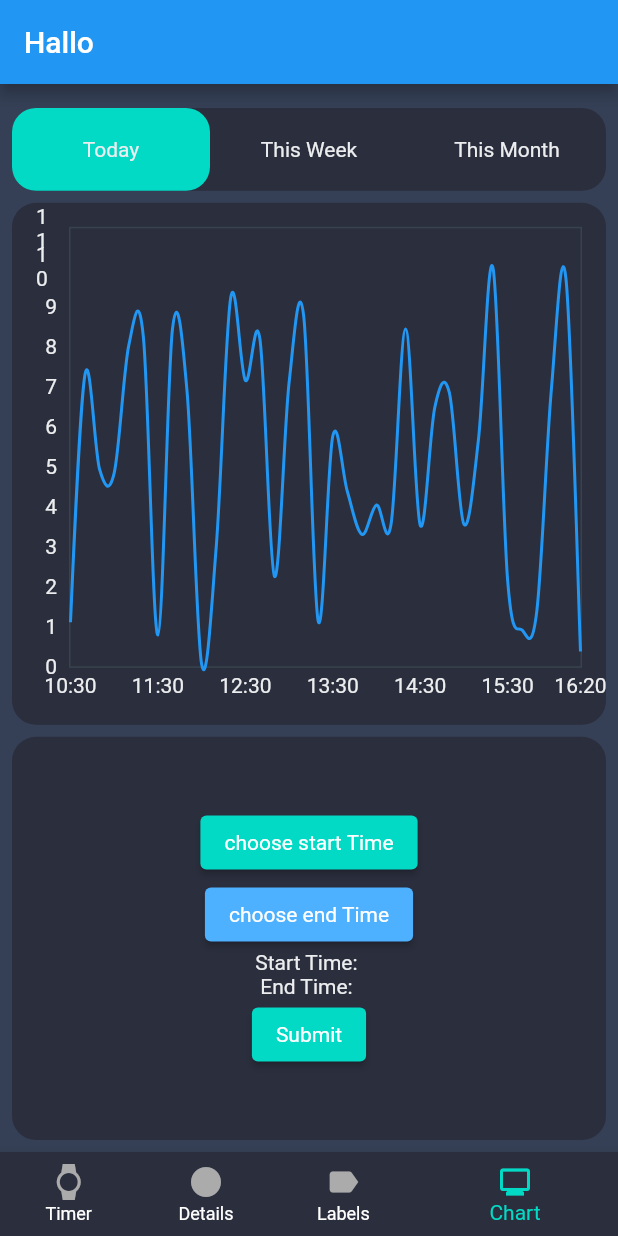
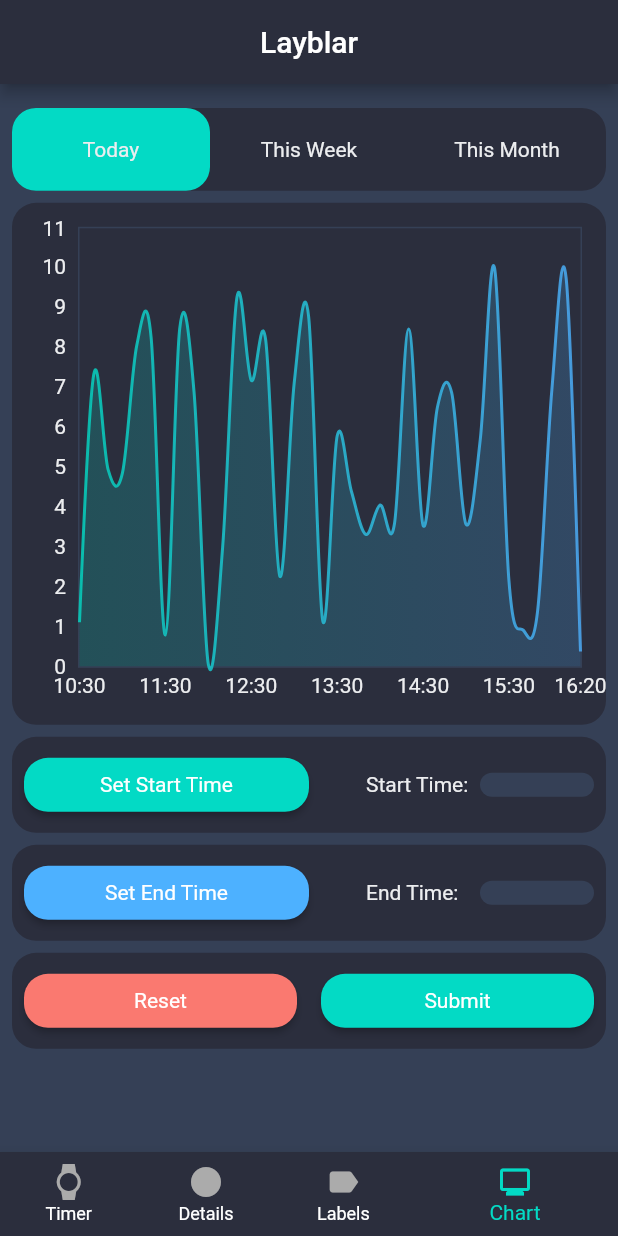
Before and after one commit to Layblar/layblar_app, a Flutter app: the screen it shows after launch, item 4 of the bottom bar chosen, on a phone screen of 412 x 824 dp. Run offline on Flutter 3.47's test engine with Material 2 defaults, Android fonts, the phone set to English and light mode, and no system bars; drawn by our look-alikes of fl_chart.

Commit message:
finished ui of graph view

```diff
--- a/lib/Themes/Styles.dart
+++ b/lib/Themes/Styles.dart
@@ -4,19 +4,19 @@ class Styles{
 
   static final primaryButtonStyle = ElevatedButton.styleFrom(
     primary: ThemeColors.primary,
-    shape: RoundedRectangleBorder(borderRadius: BorderRadius.circular(4)),
+    shape: RoundedRectangleBorder(borderRadius: BorderRadius.circular(16)),
     textStyle: TextStyle(color: ThemeColors.textColor)
   );
 
   static final secondaryButtonStyle = ElevatedButton.styleFrom(
     primary: ThemeColors.secondary,
-    shape: RoundedRectangleBorder(borderRadius: BorderRadius.circular(4)),
+    shape: RoundedRectangleBorder(borderRadius: BorderRadius.circular(16)),
     textStyle: TextStyle(color: ThemeColors.textColor)
   );
 
   static final errorButtonStyle = ElevatedButton.styleFrom(
     primary: ThemeColors.error,
-    shape: RoundedRectangleBorder(borderRadius: BorderRadius.circular(4)),
+    shape: RoundedRectangleBorder(borderRadius: BorderRadius.circular(16)),
     textStyle: TextStyle(color: ThemeColors.textColor)
   );
 
@@ -29,4 +29,9 @@ class Styles{
     color: ThemeColors.primary,
     borderRadius: BorderRadius.circular(16)
   );
+
+  static final primaryBackgroundContainerDecoration = BoxDecoration(
+    color: ThemeColors.primaryBackground,
+    borderRadius: BorderRadius.circular(16)
+  );
 }
--- a/lib/screens/ChartScreen.dart
+++ b/lib/screens/ChartScreen.dart
@@ -17,6 +17,11 @@ class _ChartScreenState extends State<ChartScreen> {
 
   final List<DataPoint> _dataPoints = generateDataPoints();
 
+
+
+
+
+
   String startTime = "";
   String endTime = "";
 
@@ -35,6 +40,7 @@ class _ChartScreenState extends State<ChartScreen> {
 //TODO:VALIDATION
 //bugfix: wen man auf endtime drückt und dann auf start setzt es beide
   void enableStartTime(){
+    isEndTimeEnabled = false;
     isStartTimeEnabled = true;
   }
 
@@ -44,14 +50,25 @@ class _ChartScreenState extends State<ChartScreen> {
   }
 
   void onSubmit (){
-    isEndTimeEnabled = false;
     setState(() {
+      isEndTimeEnabled = false;
+      isStartTimeEnabled = false;
       startTime = "";
       endTime = "";
       selectedStartIndex = null;
       selectedEndIndex = null;
     });
+  }
 
+  void onReset (){
+    setState(() {
+      isEndTimeEnabled = false;
+      isStartTimeEnabled = false;
+      startTime = "";
+      endTime = "";
+      selectedStartIndex = null;
+      selectedEndIndex = null;
+    });
   }
 
   void toggleTimeFilter(String time){
@@ -162,7 +179,7 @@ class _ChartScreenState extends State<ChartScreen> {
                         for (final LineBarSpot touchedSpot in touchedSpots) {
                           final DateTime time = _dataPoints[touchedSpot.x.toInt()].time;
                           final String timeText = '${time.hour}:${time.minute}';
-                          tooltips.add(LineTooltipItem(timeText, TextStyle(color: Colors.white)));
+                          tooltips.add(LineTooltipItem(timeText, TextStyle(color: ThemeColors.textColor)));
                         }
                         return tooltips;
                       },
@@ -187,19 +204,103 @@ class _ChartScreenState extends State<ChartScreen> {
         ),
         Expanded(
           flex:4,
-          child: Container(
+          child: SizedBox(
             width: double.infinity,
-            margin: const EdgeInsets.symmetric(vertical: 8, horizontal: 8),
-            decoration: Styles.containerDecoration,
+            //margin: const EdgeInsets.symmetric(vertical: 8, horizontal: 8),
+            //decoration: Styles.containerDecoration,
             child: Column(
-              mainAxisAlignment: MainAxisAlignment.center,
-              crossAxisAlignment: CrossAxisAlignment.center,
+
               children: [
-                ElevatedButton(onPressed: ()=> enableStartTime(), child: const Text("choose start Time"), style: Styles.primaryButtonStyle,),
-                ElevatedButton(onPressed: ()=> enableEndTime(), child: const Text("choose end Time"), style: Styles.secondaryButtonStyle,),
-                Text("Start Time: " + startTime),
-                Text("End Time: " + endTime),
-                ElevatedButton(onPressed: ()=> onSubmit(), child: const Text("Submit"), style: Styles.primaryButtonStyle,)
+                Container(
+                  margin: const EdgeInsets.symmetric(horizontal: 8, vertical: 8),
+                  padding: const EdgeInsets.all(8),
+                  decoration: Styles.containerDecoration,
+                  child: Row(
+                    mainAxisAlignment: MainAxisAlignment.spaceBetween,
+                      mainAxisSize: MainAxisSize.max,
+                    children: [
+                      Expanded(
+                        flex: 5,
+                        child: ElevatedButton(
+                          onPressed: ()=> enableStartTime(),
+                          child: const Text("Set Start Time"),
+                          style: Styles.primaryButtonStyle,
+                        ),
+                      ),
+                      Expanded(flex: 1,child: Container()),
+                      Expanded(
+                        flex: 4,
+                        child: Row(
+                          children: [
+                            const Expanded(flex: 1, child:  Text("Start Time:")),
+                            Expanded(
+                              flex: 1,
+                              child: Container(
+                                decoration:Styles.primaryBackgroundContainerDecoration,
+                                child: Center(
+                                  child: Text(startTime)))),
+                          ],
+                        ),
+                      )
+
+                    ],
+                  )
+                ),
+                Container(
+                  margin: const EdgeInsets.symmetric(horizontal: 8),
+                  padding: const EdgeInsets.all(8),
+                  decoration: Styles.containerDecoration,
+                  child: Row(
+                    mainAxisAlignment: MainAxisAlignment.spaceBetween,
+                      mainAxisSize: MainAxisSize.max,
+                    children: [
+                      Expanded(
+                        flex: 5,
+                        child: ElevatedButton(
+                          onPressed: ()=> enableEndTime(),
+                          child: const Text("Set End Time"),
+                          style: Styles.secondaryButtonStyle,
+                        ),
+                      ),
+                      Expanded(flex: 1,child: Container()),
+                      Expanded(
+                        flex: 4,
+                        child: Row(
+                          children: [
+                            const Expanded(flex: 1, child:  Text("End Time:")),
+                            Expanded(
+                              flex: 1,
+                              child: Container(
+                                decoration:Styles.primaryBackgroundContainerDecoration,
+                                child: Center(
+                                  child: Text(endTime)))),
+                          ],
+                        ),
+                      )
+
+                    ],
+                  )
+                ),
+
+
+                Container(
+                  margin: const EdgeInsets.all(8),
+                  decoration: Styles.containerDecoration,
+                  child: Row(
+                    children: [
+                      Expanded(child: Padding(
+                        padding: const EdgeInsets.all(8.0),
+                        child: ElevatedButton(onPressed: ()=> onReset(), child: const Text("Reset"), style: Styles.errorButtonStyle,),
+                      )),
+                      Expanded(child: Padding(
+                        padding: const EdgeInsets.all(8.0),
+                        child: ElevatedButton(onPressed: ()=> onSubmit(), child: const Text("Submit"), style: Styles.primaryButtonStyle,),
+                      )),
+                    ],
+                  ),
+                ),
+
+
               ],
             ),
           ),
@@ -207,6 +308,8 @@ class _ChartScreenState extends State<ChartScreen> {
       ],
     );
   }
+
+
 
   //chart setup/customization stuff
   Widget getTitles (double value, TitleMeta meta){
@@ -224,7 +327,7 @@ class _ChartScreenState extends State<ChartScreen> {
 
   FlTitlesData getTilesData(){
     return FlTitlesData(
-        leftTitles: AxisTitles(sideTitles: SideTitles(showTitles: true, interval: 1)),
+        leftTitles: AxisTitles(sideTitles: SideTitles(showTitles: true, interval: 1, reservedSize: 28)),
         rightTitles: AxisTitles(sideTitles: SideTitles(showTitles: false)),
         topTitles: AxisTitles(sideTitles: SideTitles(showTitles: false)),
 
@@ -241,7 +344,7 @@ class _ChartScreenState extends State<ChartScreen> {
   FlBorderData getBorderData(){
     return FlBorderData(
         show: true,
-        border: Border.all(color: const Color(0xff37434d), width: 1),
+        border: Border.all(color: ThemeColors.primaryBackground, width: 1),
       );
   }
 
@@ -250,6 +353,8 @@ class _ChartScreenState extends State<ChartScreen> {
   }
 
   LineChartBarData getChartData(){
+    final chartGradient = LinearGradient(colors: [ThemeColors.primary.withOpacity(0.8), ThemeColors.secondary.withOpacity(0.8)]);
+    final belowBarDataGRadient = LinearGradient(colors: [ThemeColors.primary.withOpacity(0.2), ThemeColors.secondary.withOpacity(0.2)]);
     return LineChartBarData(
           spots: _dataPoints
               .asMap()
@@ -260,9 +365,12 @@ class _ChartScreenState extends State<ChartScreen> {
                   ))
               .toList(),
           isCurved: true,
-          color: Colors.blue, // Farbe der Linie
+          gradient: chartGradient, // Farbe der Linie
           dotData: FlDotData(show: false),
-          belowBarData: BarAreaData(show: false),
+          belowBarData: BarAreaData(
+            show: true,
+            gradient: belowBarDataGRadient
+          ),
         );
   }
 
--- a/lib/screens/MainScreen.dart
+++ b/lib/screens/MainScreen.dart
@@ -36,7 +36,10 @@ class _MainScreenState extends State<MainScreen> {
   Widget build(BuildContext context) {
     return Scaffold(
       backgroundColor: ThemeColors.primaryBackground,
-      appBar: AppBar(title: Text("Hallo")),
+      appBar: AppBar(
+        centerTitle: true,
+        title: const Text("Layblar", textAlign: TextAlign.center,),
+        backgroundColor: ThemeColors.secondaryBackground,),
       body: _currentWidget,
       bottomNavigationBar:
       BottomNavigationBar(
```
